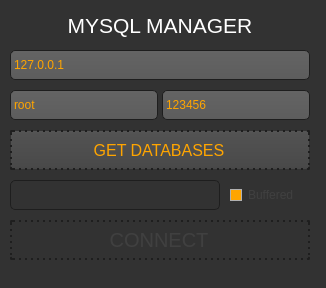
fer-moreira/MYQT, file Lib/UI/LAYOUT/ConnectorWindow.ui: the form before one commit.
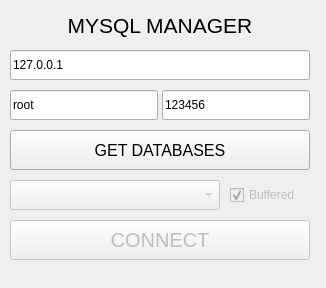
The form after the commit. Icons and pictures are not drawn.

```diff
--- a/Lib/UI/LAYOUT/ConnectorWindow.ui
+++ b/Lib/UI/LAYOUT/ConnectorWindow.ui
@@ -14,19 +14,63 @@
    <string>SQL CONNECTOR</string>
   </property>
   <property name="styleSheet">
-   <string notr="true">QToolTip
+   <string notr="true">/*
+ *  BreezeDark stylesheet.
+ *
+ *  :author: Colin Duquesnoy
+ *  :editor: Alex Huszagh
+ *  :license: MIT, see LICENSE.md
+ *
+ *  This is originally a fork of QDarkStyleSheet, and is based on Breeze/
+ *  BreezeDark color scheme, but is in no way affiliated with KDE.
+ *
+ * ---------------------------------------------------------------------
+ *  The MIT License (MIT)
+ *
+ * Copyright (c) &lt;2013-2014&gt; &lt;Colin Duquesnoy&gt;
+ * Copyright (c) &lt;2015-2016&gt; &lt;Alex Huszagh&gt;
+ *
+ * Permission is hereby granted, free of charge, to any person obtaining
+ * a copy of this software and associated documentation files (the
+ * &quot;Software&quot;), to deal in the Software without restriction, including
+ * without limitation the rights to use, copy, modify, merge, publish,
+ * distribute, sublicense, and/or sell copies of the Software, and to
+ * permit persons to whom the Software is furnished to do so, subject to
+ * the following conditions:
+ *
+ * The above copyright notice and this permission notice shall be included in
+ * all copies or substantial portions of the Software.
+ *
+ * THE SOFTWARE IS PROVIDED &quot;AS IS&quot;, WITHOUT WARRANTY OF ANY KIND, EXPRESS
+ * OR IMPLIED, INCLUDING BUT NOT LIMITED TO THE WARRANTIES OF
+ * MERCHANTABILITY, FITNESS FOR A PARTICULAR PURPOSE AND NONINFRINGEMENT.
+ * IN NO EVENT SHALL THE AUTHORS OR COPYRIGHT HOLDERS BE LIABLE FOR ANY
+ * CLAIM, DAMAGES OR OTHER LIABILITY, WHETHER IN AN ACTION OF CONTRACT,
+ * TORT OR OTHERWISE, ARISING FROM, OUT OF OR IN CONNECTION WITH THE
+ * SOFTWARE OR THE USE OR OTHER DEALINGS IN THE SOFTWARE.
+ * ---------------------------------------------------------------------
+ */
+
+QToolTip
 {
-border: 1px solid black;
-background-color: #ffa02f;
-padding: 1px;
-border-radius: 3px;
-opacity: 100;
+    border: 0.1ex solid #eff0f1;
+    background-color: #31363b;
+    alternate-background-color: #3b4045;
+    color: #eff0f1;
+    padding: 0.5ex;
+    opacity: 200;
 }
 
 QWidget
 {
-color: white;
-background-color: #323232;
+    color: #eff0f1;
+    background-color: #31363b;
+    selection-background-color:#3daee9;
+    selection-color: #eff0f1;
+    background-clip: border;
+    border-image: none;
+    border: 0px transparent black;
+    outline: 0;
 }
 
 QWidget:item:hover
@@ -37,18 +81,161 @@
 
 QWidget:item:selected
 {
-background-color: QLinearGradient( x1: 0, y1: 0, x2: 0, y2: 1, stop: 0 #ffa02f, stop: 1 #d7801a);
+    background-color: #3daee9;
+}
+
+
+QCheckBox
+{
+    spacing: 0.5ex;
+    outline: none;
+    color: #eff0f1;
+    margin-bottom: 0.2ex;
+    opacity: 200;
+}
+
+QCheckBox:disabled
+{
+    color: #76797c;
+}
+
+QGroupBox::indicator
+{
+    margin-left: 0.2ex;
+}
+
+QCheckBox::indicator:unchecked,
+QCheckBox::indicator:unchecked:focus
+{
+    border-image: url(:/dark/checkbox_unchecked_disabled.svg);
+}
+
+QCheckBox::indicator:unchecked:hover,
+QCheckBox::indicator:unchecked:pressed,
+QGroupBox::indicator:unchecked:hover,
+QGroupBox::indicator:unchecked:focus,
+QGroupBox::indicator:unchecked:pressed
+{
+    border: none;
+    border-image: url(:/dark/checkbox_unchecked.svg);
+}
+
+QCheckBox::indicator:checked
+{
+    border-image: url(:/dark/checkbox_checked.svg);
+}
+
+QCheckBox::indicator:checked:hover,
+QCheckBox::indicator:checked:focus,
+QCheckBox::indicator:checked:pressed,
+QGroupBox::indicator:checked:hover,
+QGroupBox::indicator:checked:focus,
+QGroupBox::indicator:checked:pressed
+{
+    border: none;
+    border-image: url(:/dark/checkbox_checked.svg);
+}
+
+QCheckBox::indicator:indeterminate
+{
+    border-image: url(:/dark/checkbox_indeterminate.svg);
+}
+
+QCheckBox::indicator:indeterminate:focus,
+QCheckBox::indicator:indeterminate:hover,
+QCheckBox::indicator:indeterminate:pressed
+{
+    border-image: url(:/dark/checkbox_indeterminate.svg);
+}
+
+QCheckBox::indicator:indeterminate:disabled
+{
+    border-image: url(:/dark/checkbox_indeterminate_disabled.svg);
+}
+
+QCheckBox::indicator:checked:disabled,
+QGroupBox::indicator:checked:disabled
+{
+    border-image: url(:/dark/checkbox_checked_disabled.svg);
+}
+
+QCheckBox::indicator:unchecked:disabled,
+QGroupBox::indicator:unchecked:disabled
+{
+    border-image: url(:/dark/checkbox_unchecked_disabled.svg);
+}
+
+QRadioButton
+{
+    spacing: 0.5ex;
+    outline: none;
+    color: #eff0f1;
+    margin-bottom: 0.2ex;
+}
+
+QRadioButton:disabled
+{
+    color: #76797c;
+}
+
+QRadioButton::indicator:unchecked,
+QRadioButton::indicator:unchecked:focus
+{
+    border-image: url(:/dark/radio_unchecked_disabled.svg);
+}
+
+
+QRadioButton::indicator:unchecked:hover,
+QRadioButton::indicator:unchecked:pressed
+{
+    border: none;
+    outline: none;
+    border-image: url(:/dark/radio_unchecked.svg);
+}
+
+
+QRadioButton::indicator:checked
+{
+    border: none;
+    outline: none;
+    border-image: url(:/dark/radio_checked.svg);
+}
+
+QRadioButton::indicator:checked:hover,
+QRadioButton::indicator:checked:focus,
+QRadioButton::indicator:checked:pressed
+{
+    border: none;
+    outline: none;
+    border-image: url(:/dark/radio_checked.svg);
+}
+
+QRadioButton::indicator:checked:disabled
+{
+    outline: none;
+    border-image: url(:/dark/radio_checked_disabled.svg);
+}
+
+QRadioButton::indicator:unchecked:disabled
+{
+    border-image: url(:/dark/radio_unchecked_disabled.svg);
+}
+
+QMenuBar
+{
+    background-color: #31363b;
+    color: #eff0f1;
 }
 
 QMenuBar::item
 {
-background: transparent;
+    background: transparent;
 }
 
 QMenuBar::item:selected
 {
-background: transparent;
-border: 1px solid #ffaa00;
+    background: transparent;
+    border: 0.1ex solid #76797c;
 }
 
 QMenuBar::item:pressed
@@ -69,7 +256,14 @@
 
 QMenu
 {
-border: 1px solid #000;
+    border: 0.1ex solid #76797c;
+    color: #eff0f1;
+    margin: 0.2ex;
+}
+
+QMenu::icon
+{
+    margin: 0.5ex;
 }
 
 QMenu::item
@@ -82,252 +276,314 @@
 color: #000000;
 }
 
+QMenu::separator
+{
+    height: 0.2ex;
+    background: lightblue;
+    margin-left: 1ex;
+    margin-right: 0.5ex;
+}
+
+/* non-exclusive indicator = check box style indicator
+   (see QActionGroup::setExclusive) */
+QMenu::indicator:non-exclusive:unchecked
+{
+    border-image: url(:/dark/checkbox_unchecked_disabled.svg);
+}
+
+QMenu::indicator:non-exclusive:unchecked:selected
+{
+    border-image: url(:/dark/checkbox_unchecked_disabled.svg);
+}
+
+QMenu::indicator:non-exclusive:checked
+{
+    border-image: url(:/dark/checkbox_checked.svg);
+}
+
+QMenu::indicator:non-exclusive:checked:selected
+{
+    border-image: url(:/dark/checkbox_checked.svg);
+}
+
+/* exclusive indicator = radio button style indicator (see QActionGroup::setExclusive) */
+QMenu::indicator:exclusive:unchecked
+{
+    border-image: url(:/dark/radio_unchecked_disabled.svg);
+}
+
+QMenu::indicator:exclusive:unchecked:selected
+{
+    border-image: url(:/dark/radio_unchecked_disabled.svg);
+}
+
+QMenu::indicator:exclusive:checked
+{
+    border-image: url(:/dark/radio_checked.svg);
+}
+
+QMenu::indicator:exclusive:checked:selected
+{
+    border-image: url(:/dark/radio_checked.svg);
+}
+
+QMenu::right-arrow
+{
+    margin: 0.5ex;
+    border-image: url(:/light/right_arrow.svg);
+    width: 0.6ex;
+    height: 0.9ex;
+}
+
+
 QWidget:disabled
 {
-color: #404040;
-background-color: #323232;
+    color: #454545;
+    background-color: #31363b;
 }
 
 QAbstractItemView
 {
-background-color: QLinearGradient( x1: 0, y1: 0, x2: 0, y2: 1, stop: 0 #4d4d4d, stop: 0.1 #646464, stop: 1 #5d5d5d);
+    alternate-background-color: #31363b;
+    color: #eff0f1;
+    border: 0.1ex solid 3A3939;
+    border-radius: 0.2ex;
+}
+
+QWidget:focus,
+QMenuBar:focus
+{
+    border: 0.1ex solid #3daee9;
+}
+
+QTabWidget:focus,
+QCheckBox:focus,
+QRadioButton:focus,
+QSlider:focus
+{
+    border: none;
 }
 
 QLineEdit
 {
-color: orange;
-background-color: QLinearGradient( x1: 0, y1: 0, x2: 0, y2: 1, stop: 0 #4d4d4d, stop: 0 #646464, stop: 1 #5d5d5d);
-padding: 1px;
-border-style: solid;
-border: 1px solid #1e1e1e;
-border-radius: 5;
+    background-color: #232629;
+    padding: 0.5ex;
+    border-style: solid;
+    border: 0.1ex solid #76797c;
+    border-radius: 0.2ex;
+    color: #eff0f1;
 }
 
-QPushButton
+QGroupBox
 {
-background-color: QLinearGradient( x1: 0, y1: 0, x2: 0, y2: 1, stop: 0 #565656, stop: 0.1 #525252, stop: 0.5 #4e4e4e, stop: 0.9 #4a4a4a, stop: 1 #464646);
-color: orange;
-border-width: 2px;
-border-color: #1e1e1e;
-border-style: dotted;
-border-radius: 2;
-padding: 3px;
-padding-right: 5px;
+    border: 0.1ex solid #76797c;
+    border-radius: 0.2ex;
+    padding-top: 1ex;
+    margin-top: 1ex;
 }
 
-QPushButton:pressed
+QGroupBox::title
 {
-background-color: QLinearGradient( x1: 0, y1: 0, x2: 0, y2: 1, stop: 0 #2d2d2d, stop: 0.1 #2b2b2b, stop: 0.5 #292929, stop: 0.9 #282828, stop: 1 #252525);
+    subcontrol-origin: margin;
+    subcontrol-position: top center;
+    padding-left: 0.1ex;
+    padding-right: 0.1ex;
+    margin-top: -0.7ex;
 }
 
-QComboBox
+QAbstractScrollArea
 {
-selection-background-color: #ffaa00;
-background-color: QLinearGradient( x1: 0, y1: 0, x2: 0, y2: 1, stop: 0 #565656, stop: 0.1 #525252, stop: 0.5 #4e4e4e, stop: 0.9 #4a4a4a, stop: 1 #464646);
-border-style: solid;
-border: 1px solid #1e1e1e;
-border-radius: 5;
+    border-radius: 0.2ex;
+    border: 0.1ex solid #76797c;
+    background-color: transparent;
 }
 
-QComboBox:hover,QPushButton:hover
+QScrollBar:horizontal
 {
-border: 2px solid QLinearGradient( x1: 0, y1: 0, x2: 0, y2: 1, stop: 0 #ffa02f, stop: 1 #d7801a);
-}
-
-
-QComboBox:on
-{
-padding-top: 3px;
-padding-left: 4px;
-background-color: QLinearGradient( x1: 0, y1: 0, x2: 0, y2: 1, stop: 0 #2d2d2d, stop: 0.1 #2b2b2b, stop: 0.5 #292929, stop: 0.9 #282828, stop: 1 #252525);
-selection-background-color: #ffaa00;
-}
-
-QComboBox QAbstractItemView
-{
-border: 2px solid darkgray;
-selection-background-color: QLinearGradient( x1: 0, y1: 0, x2: 0, y2: 1, stop: 0 #ffa02f, stop: 1 #d7801a);
-}
-
-QComboBox::drop-down
-{
-subcontrol-origin: padding;
-subcontrol-position: top right;
-width: 15px;
-
-border-left-width: 0px;
-border-left-color: darkgray;
-border-left-style: solid; /* just a single line */
-border-top-right-radius: 3px; /* same radius as the QComboBox */
-border-bottom-right-radius: 3px;
-}
-
-QGroupBox:focus,QTextEdit:focus,QTextBrowser:focus
-{
-color: black;
-}
-
-QScrollBar:horizontal {
-border: 1px solid #222222;
-background: QLinearGradient( x1: 0, y1: 0, x2: 0, y2: 1, stop: 0.0 #121212, stop: 0.2 #282828, stop: 1 #484848);
-height: 7px;
-margin: 0px 16px 0 16px;
+    height: 1.5ex;
+    margin: 0.3ex 1.5ex 0.3ex 1.5ex;
+    border: 0.1ex transparent #2A2929;
+    border-radius: 0.4ex;
+    background-color: #2A2929;
 }
 
 QScrollBar::handle:horizontal
 {
-background: QLinearGradient( x1: 0, y1: 0, x2: 1, y2: 0, stop: 0 #ffa02f, stop: 0.5 #d7801a, stop: 1 #ffa02f);
-min-height: 20px;
-border-radius: 2px;
+    background-color: #3daee9;
+    min-width: 0.5ex;
+    border-radius: 0.4ex;
 }
 
-QScrollBar::add-line:horizontal {
-border: 1px solid #1b1b19;
-border-radius: 2px;
-background: QLinearGradient( x1: 0, y1: 0, x2: 1, y2: 0, stop: 0 #ffa02f, stop: 1 #d7801a);
-width: 14px;
-subcontrol-position: right;
-subcontrol-origin: margin;
+QScrollBar::add-line:horizontal
+{
+    margin: 0px 0.3ex 0px 0.3ex;
+    border-image: url(:/dark/right_arrow_disabled.svg);
+    width: 1ex;
+    height: 1ex;
+    subcontrol-position: right;
+    subcontrol-origin: margin;
 }
 
-QScrollBar::sub-line:horizontal {
-border: 1px solid #1b1b19;
-border-radius: 2px;
-background: QLinearGradient( x1: 0, y1: 0, x2: 1, y2: 0, stop: 0 #ffa02f, stop: 1 #d7801a);
-width: 14px;
-subcontrol-position: left;
-subcontrol-origin: margin;
+QScrollBar::sub-line:horizontal
+{
+    margin: 0ex 0.3ex 0ex 0.3ex;
+    border-image: url(:/dark/left_arrow_disabled.svg);
+    width: 1ex;
+    height: 1ex;
+    subcontrol-position: left;
+    subcontrol-origin: margin;
 }
 
-QScrollBar::right-arrow:horizontal, QScrollBar::left-arrow:horizontal
+QScrollBar::add-line:horizontal:hover,
+QScrollBar::add-line:horizontal:on
 {
-border: 1px solid black;
-width: 1px;
-height: 1px;
-background: white;
+    border-image: url(:/dark/right_arrow.svg);
+    width: 1ex;
+    height: 1ex;
+    subcontrol-position: right;
+    subcontrol-origin: margin;
 }
 
-QScrollBar::add-page:horizontal, QScrollBar::sub-page:horizontal
+
+QScrollBar::sub-line:horizontal:hover,
+QScrollBar::sub-line:horizontal:on
 {
-background: none;
+    border-image: url(:/dark/left_arrow.svg);
+    width: 1ex;
+    height: 1ex;
+    subcontrol-position: left;
+    subcontrol-origin: margin;
+}
+
+QScrollBar::up-arrow:horizontal,
+QScrollBar::down-arrow:horizontal
+{
+    background: none;
+}
+
+
+QScrollBar::add-page:horizontal,
+QScrollBar::sub-page:horizontal
+{
+    background: none;
 }
 
 QScrollBar:vertical
 {
-background: QLinearGradient( x1: 0, y1: 0, x2: 1, y2: 0, stop: 0.0 #121212, stop: 0.2 #282828, stop: 1 #484848);
-width: 7px;
-margin: 16px 0 16px 0;
-border: 1px solid #222222;
+    background-color: #2A2929;
+    width: 1.5ex;
+    margin: 1.5ex 0.3ex 1.5ex 0.3ex;
+    border: 0.1ex transparent #2A2929;
+    border-radius: 0.4ex;
 }
 
 QScrollBar::handle:vertical
 {
-background: QLinearGradient( x1: 0, y1: 0, x2: 0, y2: 1, stop: 0 #ffa02f, stop: 0.5 #d7801a, stop: 1 #ffa02f);
-min-height: 20px;
-border-radius: 2px;
-}
-
-QScrollBar::add-line:vertical
-{
-border: 1px solid #1b1b19;
-border-radius: 2px;
-background: QLinearGradient( x1: 0, y1: 0, x2: 0, y2: 1, stop: 0 #ffa02f, stop: 1 #d7801a);
-height: 14px;
-subcontrol-position: bottom;
-subcontrol-origin: margin;
+    background-color: #3daee9;
+    min-height: 0.5ex;
+    border-radius: 0.4ex;
 }
 
 QScrollBar::sub-line:vertical
 {
-border: 1px solid #1b1b19;
-border-radius: 2px;
-background: QLinearGradient( x1: 0, y1: 0, x2: 0, y2: 1, stop: 0 #d7801a, stop: 1 #ffa02f);
-height: 14px;
-subcontrol-position: top;
-subcontrol-origin: margin;
+    margin: 0.3ex 0ex 0.3ex 0ex;
+    border-image: url(:/dark/up_arrow_disabled.svg);
+    height: 1ex;
+    width: 1ex;
+    subcontrol-position: top;
+    subcontrol-origin: margin;
+}
+
+QScrollBar::add-line:vertical
+{
+    margin: 0.3ex 0ex 0.3ex 0ex;
+    border-image: url(:/dark/down_arrow_disabled.svg);
+    height: 1ex;
+    width: 1ex;
+    subcontrol-position: bottom;
+    subcontrol-origin: margin;
+}
+
+QScrollBar::sub-line:vertical:hover,
+QScrollBar::sub-line:vertical:on
+{
+
+    border-image: url(:/dark/up_arrow.svg);
+    height: 1ex;
+    width: 1ex;
+    subcontrol-position: top;
+    subcontrol-origin: margin;
+}
+
+
+QScrollBar::add-line:vertical:hover,
+QScrollBar::add-line:vertical:on
+{
+    border-image: url(:/dark/down_arrow.svg);
+    height: 1ex;
+    width: 1ex;
+    subcontrol-position: bottom;
+    subcontrol-origin: margin;
 }
 
 QScrollBar::up-arrow:vertical, QScrollBar::down-arrow:vertical
 {
-border: 1px solid black;
-width: 1px;
-height: 1px;
-background: white;
+    background: none;
 }
 
 
 QScrollBar::add-page:vertical, QScrollBar::sub-page:vertical
 {
-background: none;
+    background: none;
 }
 
 QTextEdit
 {
-background-color: #242424;
+    background-color: #232629;
+    color: #eff0f1;
+    border: 0.1ex solid #76797c;
 }
 
 QPlainTextEdit
 {
-background-color: #242424;
+    background-color: #232629;;
+    color: #eff0f1;
+    border-radius: 0.2ex;
+    border: 0.1ex solid #76797c;
 }
 
 QHeaderView::section
 {
-background-color: QLinearGradient(x1:0, y1:0, x2:0, y2:1, stop:0 #616161, stop: 0.5 #505050, stop: 0.6 #434343, stop:1 #656565);
-color: white;
-padding-left: 4px;
-border: 1px solid #6c6c6c;
+    background-color: #76797c;
+    color: #eff0f1;
+    padding: 0.5ex;
+    border: 0.1ex solid #76797c;
 }
 
-
-
-QDockWidget::title
+QSizeGrip
 {
-text-align: center;
-spacing: 3px; /* spacing between items in the tool bar */
-background-color: QLinearGradient(x1:0, y1:0, x2:0, y2:1, stop:0 #323232, stop: 0.5 #242424, stop:1 #323232);
-}
-
-QDockWidget::close-button, QDockWidget::float-button
-{
-text-align: center;
-spacing: 1px; /* spacing between items in the tool bar */
-background-color: QLinearGradient(x1:0, y1:0, x2:0, y2:1, stop:0 #323232, stop: 0.5 #242424, stop:1 #323232);
-}
-
-QDockWidget::close-button:hover, QDockWidget::float-button:hover
-{
-background: #242424;
-}
-
-QDockWidget::close-button:pressed, QDockWidget::float-button:pressed
-{
-padding: 1px -1px -1px 1px;
+    border-image: url(:/dark/sizegrip.svg);
+    width: 1.2ex;
+    height: 1.2ex;
 }
 
 QMainWindow::separator
 {
-background-color: QLinearGradient(x1:0, y1:0, x2:0, y2:1, stop:0 #161616, stop: 0.5 #151515, stop: 0.6 #212121, stop:1 #343434);
-color: white;
-padding-left: 4px;
-border: 1px solid #4c4c4c;
-spacing: 3px; /* spacing between items in the tool bar */
+    background-color: #31363b;
+    color: white;
+    padding-left: 0.4ex;
+    spacing: 0.2ex;
+    border: 0.1ex dashed #76797c;
 }
 
 QMainWindow::separator:hover
 {
 
-background-color: QLinearGradient(x1:0, y1:0, x2:0, y2:1, stop:0 #d7801a, stop:0.5 #b56c17 stop:1 #ffa02f);
-color: white;
-padding-left: 4px;
-border: 1px solid #6c6c6c;
-spacing: 3px; /* spacing between items in the tool bar */
-}
-
-QToolBar::handle
-{
-spacing: 3px; /* spacing between items in the tool bar */
-background: url(:/images/handle.png);
+    background-color: #787876;
+    color: white;
+    padding-left: 0.4ex;
+    border: 0.1ex solid #76797c;
+    spacing: 0.2ex;
 }
 
 QMenu::separator
@@ -340,67 +596,92 @@
 margin-right: 5px;
 }
 
-QProgressBar
+QFrame[frameShape=&quot;2&quot;],  /* QFrame::Panel == 0x0003 */
+QFrame[frameShape=&quot;3&quot;],  /* QFrame::WinPanel == 0x0003 */
+QFrame[frameShape=&quot;4&quot;],  /* QFrame::HLine == 0x0004 */
+QFrame[frameShape=&quot;5&quot;],  /* QFrame::VLine == 0x0005 */
+QFrame[frameShape=&quot;6&quot;]  /* QFrame::StyledPanel == 0x0006 */
 {
-border: 2px solid grey;
-border-radius: 5px;
-text-align: center;
+    border-width: 0.1ex;
+    padding: 0.1ex;
+    border-style: solid;
+    border-color: #31363b;
+    background-color: #76797c;
+    border-radius: 0.5ex;
 }
 
-QProgressBar::chunk
+QStackedWidget
 {
-background-color: #d7801a;
-width: 2.15px;
-margin: 0.5px;
+    border: 0.1ex transparent black;
 }
 
-QTabBar::tab {
-color: orange;
-border: 1px solid #444;
-border-bottom-style: none;
-background-color: #323232;
-padding-left: 10px;
-padding-right: 10px;
-padding-top: 3px;
-padding-bottom: 2px;
-margin-right: -1px;
+QToolBar
+{
+    border: 0.1ex transparent #393838;
+    background: 0.1ex solid #31363b;
+    font-weight: bold;
 }
 
-QTabWidget::pane {
-border: 1px solid #444;
-top: 1px;
+QToolBar::handle:horizontal
+{
+    border-image: url(:/dark/hmovetoolbar.svg);
+    width = 1.6ex;
+    height = 6.4ex;
 }
 
-QTabBar::tab:last
+QToolBar::handle:vertical
 {
-margin-right: 0; /* the last selected tab has nothing to overlap with on the right */
-border-top-right-radius: 3px;
+    border-image: url(:/dark/vmovetoolbar.svg);
+    width = 5.4ex;
+    height = 1ex;
 }
 
-QTabBar::tab:first:!selected
+QToolBar::separator:horizontal
 {
-margin-left: 0px; /* the last selected tab has nothing to overlap with on the right */
+    border-image: url(:/dark/hsepartoolbar.svg);
+    width = 0.7ex;
+    height = 6.3ex;
+}
 
+QToolBar::separator:vertical
+{
+    border-image: url(:/dark/vsepartoolbars.svg);
+    width = 6.3ex;
+    height = 0.7ex;
+}
 
-border-top-left-radius: 3px;
+QPushButton
+{
+    color: #eff0f1;
+    background-color: qlineargradient(x1: 0.5, y1: 0.5 x2: 0.5, y2: 1, stop: 0 #3b4045, stop: 0.5 #31363b);
+    border-width: 0.1ex;
+    border-color: #76797c;
+    border-style: solid;
+    padding: 0.5ex;
+    border-radius: 0.2ex;
+    outline: none;
 }
 
-QTabBar::tab:!selected
+QPushButton:disabled
 {
-color: orange;
-border-bottom-style: solid;
-margin-top: 3px;
-background-color: QLinearGradient(x1:0, y1:0, x2:0, y2:1, stop:1 #212121, stop:.4 #343434);
+    background-color: #31363b;
+    border-width: 0.1ex;
+    border-color: #454545;
+    border-style: solid;
+    padding-top: 0.5ex;
+    padding-bottom: 0.5ex;
+    padding-left: 1ex;
+    padding-right: 1ex;
+    border-radius: 0.2ex;
+    color: #454545;
 }
 
-QTabBar::tab:selected
+QPushButton:focus
 {
-border-top-left-radius: 3px;
-border-top-right-radius: 3px;
-margin-bottom: 0px;
+    color: white;
 }
 
-QTabBar::tab:!selected:hover
+QPushButton:pressed
 {
 /*border-top: 2px solid #ffaa00;
 padding-bottom: 3px;*/
@@ -409,31 +690,30 @@
 background-color: QLinearGradient(x1:0, y1:0, x2:0, y2:1, stop:1 #212121, stop:0.4 #343434, stop:0.2 #343434, stop:0.1 #ffaa00);
 }
 
-QRadioButton::indicator:checked, QRadioButton::indicator:unchecked{
-color: orange;
-background-color: #323232;
-border: 1px solid #b1b1b1;
-border-radius: 6px;
+QComboBox
+{
+    selection-background-color: #3daee9;
+    border-style: solid;
+    border: 0.1ex solid #76797c;
+    border-radius: 0.2ex;
+    padding: 0.5ex;
+    min-width: 7.5ex;
 }
 
-QRadioButton::indicator:checked
+QPushButton:checked
 {
-background-color: qradialgradient(
-cx: 0.5, cy: 0.5,
-fx: 0.5, fy: 0.5,
-radius: 1.0,
-stop: 0.25 #ffaa00,
-stop: 0.3 #323232
-);
+    background-color: #76797c;
+    border-color: #6A6969;
 }
 
-QCheckBox::indicator{
-background-color: #323232;
-border: 1px solid #b1b1b1;
-width: 10px;
-height: 10px;
+QPushButton:hover
+{
+    background-color: qlineargradient(x1: 0.5, y1: 0.5 x2: 0.5, y2: 1, stop: 0 #454a4f, stop: 0.5 #3b4045);
+    border: 0.1ex solid #3daee9;
+    color: #eff0f1;
 }
-QCheckBox::indicator:hover
+
+QPushButton:checked:hover
 {
 background-color: #ffeccb;
 border: 1px solid #b1b1b1;
@@ -441,13 +721,954 @@
 height: 15px;
 }
 
-QCheckBox::indicator:disabled
+QComboBox:hover,
+QAbstractSpinBox:hover,
+QLineEdit:hover,
+QTextEdit:hover,
+QPlainTextEdit:hover,
+QAbstractView:hover,
+QTreeView:hover
 {
-background-color: black;
+    border: 0.1ex solid #3daee9;
+    color: #eff0f1;
 }
-QCheckBox::indicator:checked
+
+QComboBox:hover:pressed,
+QPushButton:hover:pressed,
+QAbstractSpinBox:hover:pressed,
+QLineEdit:hover:pressed,
+QTextEdit:hover:pressed,
+QPlainTextEdit:hover:pressed,
+QAbstractView:hover:pressed,
+QTreeView:hover:pressed
 {
-background-color: orange;
+    background-color: #31363b;
+}
+
+QComboBox:on
+{
+    padding-top: 0.3ex;
+    padding-left: 0.4ex;
+    selection-background-color: #4a4a4a;
+}
+
+QComboBox QAbstractItemView
+{
+    background-color: #232629;
+    border-radius: 0.2ex;
+    border: 0.1ex solid #76797c;
+    selection-background-color: #3daee9;
+}
+
+QComboBox::drop-down
+{
+    subcontrol-origin: padding;
+    subcontrol-position: top right;
+    width: 1.5ex;
+
+    border-left-width: 0ex;
+    border-left-color: darkgray;
+    border-left-style: solid;
+    border-top-right-radius: 0.3ex;
+    border-bottom-right-radius: 0.3ex;
+}
+
+QComboBox::down-arrow
+{
+    border-image: url(:/dark/down_arrow_disabled.svg);
+    width: 0.9ex;
+    height: 0.6ex;
+}
+
+QComboBox::down-arrow:on,
+QComboBox::down-arrow:hover,
+QComboBox::down-arrow:focus
+{
+    border-image: url(:/dark/down_arrow.svg);
+    width: 0.9ex;
+    height: 0.6ex;
+}
+
+QAbstractSpinBox
+{
+    padding: 0.5ex;
+    border: 0.1ex solid #76797c;
+    background-color: #232629;
+    color: #eff0f1;
+    border-radius: 0.2ex;
+    min-width: 7.5ex;
+}
+
+QAbstractSpinBox:up-button
+{
+    background-color: transparent;
+    subcontrol-origin: border;
+    subcontrol-position: center right;
+}
+
+QAbstractSpinBox:down-button
+{
+    background-color: transparent;
+    subcontrol-origin: border;
+    subcontrol-position: center left;
+}
+
+QAbstractSpinBox::up-arrow,
+QAbstractSpinBox::up-arrow:disabled,
+QAbstractSpinBox::up-arrow:off
+{
+    border-image: url(:/dark/up_arrow_disabled.svg);
+    width: 0.9ex;
+    height: 0.6ex;
+}
+
+QAbstractSpinBox::up-arrow:hover
+{
+    border-image: url(:/dark/up_arrow.svg);
+    width: 0.9ex;
+    height: 0.6ex;
+}
+
+QAbstractSpinBox::down-arrow,
+QAbstractSpinBox::down-arrow:disabled,
+QAbstractSpinBox::down-arrow:off
+{
+    border-image: url(:/dark/down_arrow_disabled.svg);
+    width: 0.9ex;
+    height: 0.6ex;
+}
+
+QAbstractSpinBox::down-arrow:hover
+{
+    border-image: url(:/dark/down_arrow.svg);
+    width: 0.9ex;
+    height: 0.6ex;
+}
+
+QLabel
+{
+    border: 0ex solid black;
+}
+
+/* BORDERS */
+QTabWidget::pane
+{
+    padding: 0.5ex;
+    margin: 0.1ex;
+}
+
+QTabWidget::pane:top
+{
+    border: 0.1ex solid #76797c;
+    top: -0.1ex;
+}
+
+QTabWidget::pane:bottom
+{
+    border: 0.1ex solid #76797c;
+    bottom: -0.1ex;
+}
+
+QTabWidget::pane:left
+{
+    border: 0.1ex solid #76797c;
+    right: -0.1ex;
+}
+
+QTabWidget::pane:right
+{
+    border: 0.1ex solid #76797c;
+    left: -0.1ex;
+}
+
+
+QTabBar
+{
+    qproperty-drawBase: 0;
+    left: 0.5ex; /* move to the right by 0.5ex */
+    border-radius: 0.3ex;
+}
+
+QTabBar:focus
+{
+    border: 0ex transparent black;
+}
+
+QTabBar::close-button
+{
+    border-image: url(:/dark/close.svg);
+    background: transparent;
+}
+
+QTabBar::close-button:hover
+{
+    border-image: url(:/dark/close-hover.svg);
+    width: 1.2ex;
+    height: 1.2ex;
+    background: transparent;
+}
+
+QTabBar::close-button:pressed
+{
+    border-image: url(:/dark/close-pressed.svg);
+    width: 1.2ex;
+    height: 1.2ex;
+    background: transparent;
+}
+
+/* TOP TABS */
+QTabBar::tab:top
+{
+    color: #eff0f1;
+    border: 0.1ex transparent black;
+    border-left: 0.1ex solid #76797c;
+    border-top: 0.1ex solid #76797c;
+    background-color: #31363b;
+    padding: 0.5ex;
+    min-width: 50px;
+    border-top-left-radius: 0.2ex;
+    border-top-right-radius: 0.2ex;
+}
+
+QTabBar::tab:top:last,
+QTabBar::tab:top:only-one
+{
+    color: #eff0f1;
+    border: 0.1ex transparent black;
+    border-left: 0.1ex solid #76797c;
+    border-right: 0.1ex solid #76797c;
+    border-top: 0.1ex solid #76797c;
+    background-color: #31363b;
+    padding: 0.5ex;
+    min-width: 50px;
+    border-top-left-radius: 0.2ex;
+    border-top-right-radius: 0.2ex;
+}
+
+QTabBar::tab:top:!selected
+{
+    color: #eff0f1;
+    background-color: #54575B;
+    border: 0.1ex transparent black;
+    border-left: 0.1ex solid #76797c;
+    border-top-left-radius: 0.2ex;
+    border-top-right-radius: 0.2ex;
+}
+
+QTabBar::tab:top:first:!selected
+{
+    color: #eff0f1;
+    background-color: #54575B;
+    border: 0.1ex transparent black;
+    border-top-left-radius: 0.2ex;
+    border-top-right-radius: 0.2ex;
+}
+
+QTabBar::tab:top:!selected:hover
+{
+    background-color: rgba(61, 173, 232, 0.2);
+    border: 0.1ex rgba(61, 173, 232, 0.2);
+    border-left: 0.1ex solid #76797c;
+}
+
+QTabBar::tab:top:!selected:first:hover
+{
+    background-color: rgba(61, 173, 232, 0.2);
+    border: 0.1ex rgba(61, 173, 232, 0.2);
+}
+
+/* BOTTOM TABS */
+
+QTabBar::tab:bottom
+{
+    color: #eff0f1;
+    border: 0.1ex transparent black;
+    border-left: 0.1ex solid #76797c;
+    border-bottom: 0.1ex solid #76797c;
+    background-color: #31363b;
+    padding: 0.5ex;
+    border-bottom-left-radius: 0.2ex;
+    border-bottom-right-radius: 0.2ex;
+    min-width: 50px;
+}
+
+QTabBar::tab:bottom:last,
+QTabBar::tab:bottom:only-one
+{
+    color: #eff0f1;
+    border: 0.1ex transparent black;
+    border-left: 0.1ex solid #76797c;
+    border-right: 0.1ex solid #76797c;
+    border-bottom: 0.1ex solid #76797c;
+    background-color: #31363b;
+    padding: 0.5ex;
+    border-bottom-left-radius: 0.2ex;
+    border-bottom-right-radius: 0.2ex;
+    min-width: 50px;
+}
+
+QTabBar::tab:bottom:!selected
+{
+    color: #eff0f1;
+    background-color: #54575B;
+    border: 0.1ex transparent black;
+    border-left: 0.1ex solid #76797c;
+    border-bottom-left-radius: 0.2ex;
+    border-bottom-right-radius: 0.2ex;
+}
+
+QTabBar::tab:bottom:first:!selected
+{
+    color: #eff0f1;
+    background-color: #54575B;
+    border: 0.1ex transparent black;
+    border-top-left-radius: 0.2ex;
+    border-top-right-radius: 0.2ex;
+}
+
+QTabBar::tab:bottom:!selected:hover
+{
+    background-color: rgba(61, 173, 232, 0.2);
+    border: 0.1ex rgba(61, 173, 232, 0.2);
+    border-left: 0.1ex solid #76797c;
+}
+
+QTabBar::tab:bottom:!selected:first:hover
+{
+    background-color: rgba(61, 173, 232, 0.2);
+    border: 0.1ex rgba(61, 173, 232, 0.2);
+}
+
+/* LEFT TABS */
+QTabBar::tab:left
+{
+    color: #eff0f1;
+    border: 0.1ex transparent black;
+    border-top: 0.1ex solid #76797c;
+    border-right: 0.1ex solid #76797c;
+    background-color: #31363b;
+    padding: 0.5ex;
+    border-top-right-radius: 0.2ex;
+    border-bottom-right-radius: 0.2ex;
+    min-height: 50px;
+}
+
+QTabBar::tab:left:last,
+QTabBar::tab:left:only-one
+{
+    color: #eff0f1;
+    border: 0.1ex transparent black;
+    border-top: 0.1ex solid #76797c;
+    border-bottom: 0.1ex solid #76797c;
+    border-right: 0.1ex solid #76797c;
+    background-color: #31363b;
+    padding: 0.5ex;
+    border-top-right-radius: 0.2ex;
+    border-bottom-right-radius: 0.2ex;
+    min-height: 50px;
+}
+
+QTabBar::tab:left:!selected
+{
+    color: #eff0f1;
+    background-color: #54575B;
+    border: 0.1ex transparent black;
+    border-top: 0.1ex solid #76797c;
+    border-top-right-radius: 0.2ex;
+    border-bottom-right-radius: 0.2ex;
+}
+
+QTabBar::tab:left:!selected:hover
+{
+    background-color: rgba(61, 173, 232, 0.2);
+    border: 0.1ex rgba(61, 173, 232, 0.2);
+    border-top: 0.1ex solid #76797c;
+}
+
+QTabBar::tab:left:!selected:first:hover
+{
+    background-color: rgba(61, 173, 232, 0.2);
+    border: 0.1ex rgba(61, 173, 232, 0.2);
+}
+
+/* RIGHT TABS */
+QTabBar::tab:right
+{
+    color: #eff0f1;
+    border: 0.1ex transparent black;
+    border-top: 0.1ex solid #76797c;
+    border-left: 0.1ex solid #76797c;
+    background-color: #31363b;
+    padding: 0.5ex;
+    border-top-left-radius: 0.2ex;
+    border-bottom-left-radius: 0.2ex;
+    min-height: 50px;
+}
+
+QTabBar::tab:right:last,
+QTabBar::tab:right:only-one
+{
+    color: #eff0f1;
+    border: 0.1ex transparent black;
+    border-top: 0.1ex solid #76797c;
+    border-bottom: 0.1ex solid #76797c;
+    border-left: 0.1ex solid #76797c;
+    background-color: #31363b;
+    padding: 0.5ex;
+    border-top-left-radius: 0.2ex;
+    border-bottom-left-radius: 0.2ex;
+    min-height: 50px;
+}
+
+QTabBar::tab:right:!selected
+{
+    color: #eff0f1;
+    background-color: #54575B;
+    border: 0.1ex transparent black;
+    border-top: 0.1ex solid #76797c;
+    border-top-left-radius: 0.2ex;
+    border-bottom-left-radius: 0.2ex;
+}
+
+QTabBar::tab:right:!selected:hover
+{
+    background-color: rgba(61, 173, 232, 0.2);
+    border: 0.1ex rgba(61, 173, 232, 0.2);
+    border-top: 0.1ex solid #76797c;
+}
+
+QTabBar::tab:right:!selected:first:hover
+{
+    background-color: rgba(61, 173, 232, 0.2);
+    border: 0.1ex rgba(61, 173, 232, 0.2);
+}
+
+QTabBar QToolButton::right-arrow:enabled
+{
+    border-image: url(:/dark/right_arrow.svg);
+}
+
+QTabBar QToolButton::left-arrow:enabled
+{
+    border-image: url(:/dark/left_arrow.svg);
+}
+
+QTabBar QToolButton::right-arrow:disabled
+{
+    border-image: url(:/dark/right_arrow_disabled.svg);
+}
+
+QTabBar QToolButton::left-arrow:disabled
+{
+    border-image: url(:/dark/left_arrow_disabled.svg);
+}
+
+QDockWidget
+{
+    background: #31363b;
+    border: 0.1ex solid #403F3F;
+    titlebar-close-icon: url(:/dark/transparent.svg);
+    titlebar-normal-icon: url(:/dark/transparent.svg);
+}
+
+QDockWidget::close-button,
+QDockWidget::float-button
+{
+    border: 0.1ex solid transparent;
+    border-radius: 0.2ex;
+    background: transparent;
+}
+
+QDockWidget::float-button
+{
+    border-image: url(:/dark/undock.svg);
+}
+
+QDockWidget::float-button:hover
+{
+    border-image: url(:/dark/undock-hover.svg) ;
+}
+
+QDockWidget::close-button
+{
+    border-image: url(:/dark/close.svg) ;
+}
+
+QDockWidget::close-button:hover
+{
+    border-image: url(:/dark/close-hover.svg) ;
+}
+
+QDockWidget::close-button:pressed
+{
+    border-image: url(:/dark/close-pressed.svg) ;
+}
+
+QTreeView,
+QListView
+{
+    border: 0.1ex solid #76797c;
+    background-color: #232629;
+}
+
+QTreeView::branch:has-siblings:!adjoins-item
+{
+    border-image: url(:/dark/stylesheet-vline.svg) 0;
+}
+
+QTreeView::branch:has-siblings:adjoins-item
+{
+    border-image: url(:/dark/stylesheet-branch-more.svg) 0;
+}
+
+QTreeView::branch:!has-children:!has-siblings:adjoins-item
+{
+    border-image: url(:/dark/stylesheet-branch-end.svg) 0;
+}
+
+QTreeView::branch:has-children:!has-siblings:closed,
+QTreeView::branch:closed:has-children:has-siblings
+{
+    border-image: url(:/dark/stylesheet-branch-end-closed.svg) 0;
+    image: url(:/dark/branch_closed.svg);
+}
+
+QTreeView::branch:open:has-children:!has-siblings,
+QTreeView::branch:open:has-children:has-siblings
+{
+    border-image: url(:/dark/stylesheet-branch-end-open.svg) 0;
+    image: url(:/dark/branch_open.svg);
+}
+
+/*
+QTreeView::branch:has-siblings:!adjoins-item {
+        background: cyan;
+}
+
+QTreeView::branch:has-siblings:adjoins-item {
+        background: red;
+}
+
+QTreeView::branch:!has-children:!has-siblings:adjoins-item {
+        background: blue;
+}
+
+QTreeView::branch:closed:has-children:has-siblings {
+        background: pink;
+}
+
+QTreeView::branch:has-children:!has-siblings:closed {
+        background: gray;
+}
+
+QTreeView::branch:open:has-children:has-siblings {
+        background: magenta;
+}
+
+QTreeView::branch:open:has-children:!has-siblings {
+        background: green;
+}
+*/
+
+QTableView::item,
+QListView::item,
+QTreeView::item
+{
+    padding: 0.3ex;
+}
+
+QTableView::item:!selected:hover,
+QListView::item:!selected:hover,
+QTreeView::item:!selected:hover
+{
+    background-color: rgba(61, 173, 232, 0.2);
+    outline: 0;
+    color: #eff0f1;
+    padding: 0.3ex;
+}
+
+
+QSlider::groove:horizontal
+{
+    border: 0.1ex solid #31363b;
+    height: 0.4ex;
+    background: #565a5e;
+    margin: 0ex;
+    border-radius: 0.2ex;
+}
+
+QSlider::handle:horizontal
+{
+    background: #232629;
+    border: 0.1ex solid #626568;
+    width: 1.6ex;
+    height: 1.6ex;
+    margin: -0.8ex 0;
+    border-radius: 0.9ex;
+}
+
+QSlider::groove:vertical
+{
+    border: 0.1ex solid #31363b;
+    width: 0.4ex;
+    background: #565a5e;
+    margin: 0ex;
+    border-radius: 0.3ex;
+}
+
+QSlider::handle:vertical
+{
+    background: #232629;
+    border: 0.1ex solid #626568;
+    width: 1.6ex;
+    height: 1.6ex;
+    margin: 0 -0.8ex;
+    border-radius: 0.9ex;
+}
+
+QSlider::handle:horizontal:hover,
+QSlider::handle:horizontal:focus,
+QSlider::handle:vertical:hover,
+QSlider::handle:vertical:focus
+{
+    border: 0.1ex solid #3daee9;
+}
+
+QSlider::sub-page:horizontal,
+QSlider::add-page:vertical
+{
+    background: #3daee9;
+    border-radius: 0.3ex;
+}
+
+QSlider::add-page:horizontal,
+QSlider::sub-page:vertical
+{
+    background: #626568;
+    border-radius: 0.3ex;
+}
+
+QToolButton
+{
+    background-color: transparent;
+    border: 0.1ex solid #76797c;
+    border-radius: 0.2ex;
+    margin: 0.3ex;
+    padding: 0.5ex;
+}
+
+QToolButton[popupMode=&quot;1&quot;]  /* only for MenuButtonPopup */
+{
+    padding-right: 2ex; /* make way for the popup button */
+}
+
+QToolButton[popupMode=&quot;2&quot;]  /* only for InstantPopup */
+{
+    padding-right: 1ex; /* make way for the popup button */
+}
+
+QToolButton::menu-indicator
+{
+    border-image: none;
+    image: url(:/dark/down_arrow.svg);
+    top: -0.7ex;
+    left: -0.2ex;
+}
+
+QToolButton::menu-arrow
+{
+    border-image: none;
+    image: url(:/dark/down_arrow.svg);
+}
+
+QToolButton:hover,
+QToolButton::menu-button:hover
+{
+    background-color: transparent;
+    border: 0.1ex solid #3daee9;
+}
+
+QToolButton:checked,
+QToolButton:pressed,
+QToolButton::menu-button:pressed
+{
+    background-color: #3daee9;
+    border: 0.1ex solid #3daee9;
+    padding: 0.5ex;
+}
+
+QToolButton::menu-button
+{
+    border: 0.1ex solid #76797c;
+    border-top-right-radius: 6px;
+    border-bottom-right-radius: 6px;
+    /* 1ex width + 0.4ex for border + no text = 2ex allocated above */
+    width: 1ex;
+    padding: 0.5ex;
+    outline: none;
+}
+
+QToolButton::menu-arrow:open
+{
+    border: 0.1ex solid #76797c;
+}
+
+QPushButton::menu-indicator
+{
+    subcontrol-origin: padding;
+    subcontrol-position: bottom right;
+    left: 0.8ex;
+}
+
+QTableView
+{
+    border: 0.1ex solid #76797c;
+    gridline-color: #31363b;
+    background-color: #232629;
+}
+
+
+QTableView,
+QHeaderView
+{
+    border-radius: 0px;
+}
+
+QTableView::item:pressed,
+QListView::item:pressed,
+QTreeView::item:pressed
+{
+    background: #3daee9;
+    color: #eff0f1;
+}
+
+QTableView::item:selected:active,
+QTreeView::item:selected:active,
+QListView::item:selected:active
+{
+    background: #3daee9;
+    color: #eff0f1;
+}
+
+QListView::item:selected:hover,
+QTreeView::item:selected:hover
+{
+    background-color: #47b8f3;
+    color: #eff0f1;
+}
+
+QHeaderView
+{
+    background-color: #31363b;
+    border: 0.1ex transparent;
+    border-radius: 0px;
+    margin: 0px;
+    padding: 0px;
+
+}
+
+QHeaderView::section
+{
+    background-color: #31363b;
+    color: #eff0f1;
+    padding: 0.5ex;
+    border: 0.1ex solid #76797c;
+    border-radius: 0px;
+    text-align: center;
+}
+
+QHeaderView::section::vertical::first,
+QHeaderView::section::vertical::only-one
+{
+    border-top: 0.1ex solid #76797c;
+}
+
+QHeaderView::section::vertical
+{
+    border-top: transparent;
+}
+
+QHeaderView::section::horizontal::first,
+QHeaderView::section::horizontal::only-one
+{
+    border-left: 0.1ex solid #76797c;
+}
+
+QHeaderView::section::horizontal
+{
+    border-left: transparent;
+}
+
+
+QHeaderView::section:checked
+{
+    color: white;
+    background-color: #334e5e;
+}
+
+ /* style the sort indicator */
+QHeaderView::down-arrow
+{
+    image: url(:/dark/down_arrow.svg);
+}
+
+QHeaderView::up-arrow
+{
+    image: url(:/dark/up_arrow.svg);
+}
+
+QTableCornerButton::section
+{
+    background-color: #31363b;
+    border: 0.1ex transparent #76797c;
+    border-radius: 0px;
+}
+
+QToolBox
+{
+    padding: 0.5ex;
+    border: 0.1ex transparent black;
+}
+
+QToolBox:selected
+{
+    background-color: #31363b;
+    border-color: #3daee9;
+}
+
+QToolBox:hover
+{
+    border-color: #3daee9;
+}
+
+QStatusBar::item
+{
+    border: 0px transparent dark;
+}
+
+QFrame[height=&quot;3&quot;],
+QFrame[width=&quot;3&quot;]
+{
+    background-color: #76797c;
+}
+
+QSplitter::handle
+{
+    border: 0.1ex dashed #76797c;
+}
+
+QSplitter::handle:hover
+{
+    background-color: #787876;
+    border: 0.1ex solid #76797c;
+}
+
+QSplitter::handle:horizontal
+{
+    width: 0.1ex;
+}
+
+QSplitter::handle:vertical
+{
+    height: 0.1ex;
+}
+
+QProgressBar:horizontal
+{
+    background-color: #626568;
+    border: 0.1ex solid #31363b;
+    border-radius: 0.3ex;
+    height: 0.5ex;
+    text-align: right;
+    margin-top: 0.5ex;
+    margin-bottom: 0.5ex;
+    margin-right: 5ex;
+    padding: 0px;
+}
+
+QProgressBar::chunk:horizontal
+{
+    background-color: #3daee9;
+    border: 0.1ex transparent;
+    border-radius: 0.3ex;
+}
+
+QSpinBox,
+QDoubleSpinBox
+{
+    padding-right: 1.5ex;
+}
+
+QSpinBox::up-button,
+QDoubleSpinBox::up-button
+{
+    subcontrol-origin: content;
+    subcontrol-position: right top;
+
+    width: 1.6ex;
+    border-width: 0.1ex;
+}
+
+QSpinBox::up-arrow,
+QDoubleSpinBox::up-arrow
+{
+    border-image: url(:/dark/up_arrow.svg);
+    width: 0.9ex;
+    height: 0.6ex;
+}
+
+QSpinBox::up-arrow:hover,
+QSpinBox::up-arrow:pressed,
+QDoubleSpinBox::up-arrow:hover,
+QDoubleSpinBox::up-arrow:pressed
+{
+    border-image: url(:/dark/up_arrow-hover.svg);
+    width: 0.9ex;
+    height: 0.6ex;
+}
+
+QSpinBox::up-arrow:disabled,
+QSpinBox::up-arrow:off,
+QDoubleSpinBox::up-arrow:disabled,
+QDoubleSpinBox::up-arrow:off
+{
+   border-image: url(:/dark/up_arrow_disabled.svg);
+}
+
+QSpinBox::down-button,
+QDoubleSpinBox::down-button
+{
+    subcontrol-origin: content;
+    subcontrol-position: right bottom;
+
+    width: 1.6ex;
+    border-width: 0.1ex;
+}
+
+QSpinBox::down-arrow,
+QDoubleSpinBox::down-arrow
+{
+    border-image: url(:/dark/down_arrow.svg);
+    width: 0.9ex;
+    height: 0.6ex;
+}
+
+QSpinBox::down-arrow:hover,
+QSpinBox::down-arrow:pressed,
+QDoubleSpinBox::down-arrow:hover,
+QDoubleSpinBox::down-arrow:pressed
+{
+    border-image: url(:/dark/down_arrow-hover.svg);
+    width: 0.9ex;
+    height: 0.6ex;
+}
+
+QSpinBox::down-arrow:disabled,
+QSpinBox::down-arrow:off,
+QDoubleSpinBox::down-arrow:disabled,
+QDoubleSpinBox::down-arrow:off
+{
+   border-image: url(:/dark/down_arrow_disabled.svg);
 }</string>
   </property>
   <widget class="QWidget" name="centralwidget">
```
Left out of the diff: 54 changed lines with no effect on the pictures.
